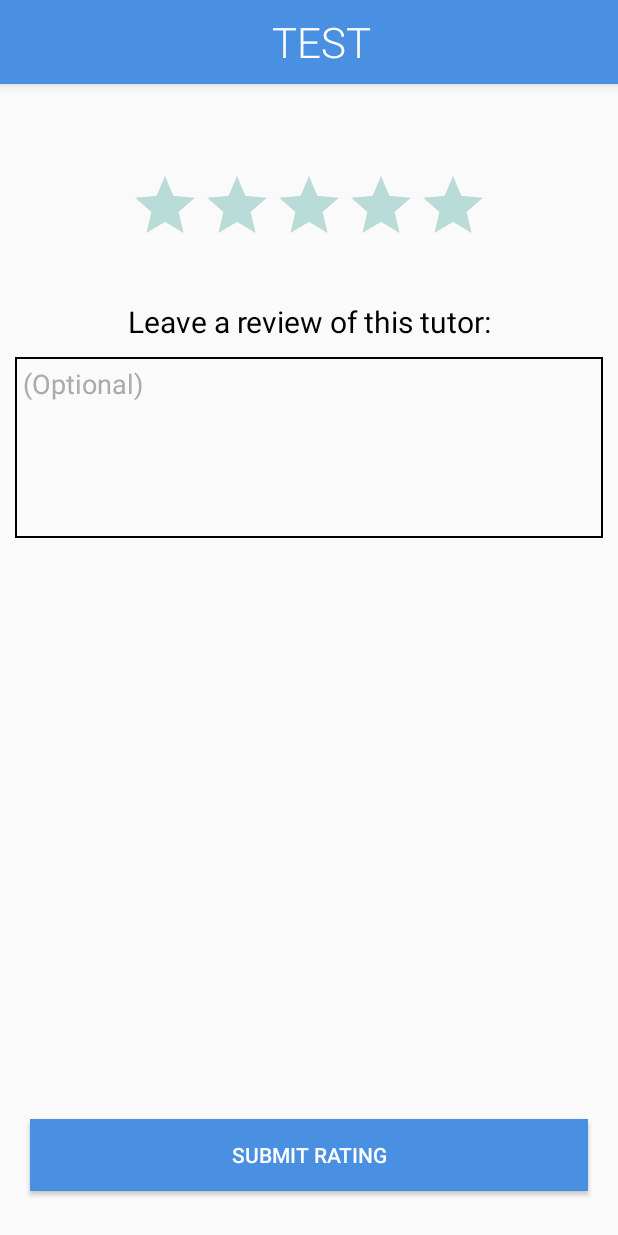
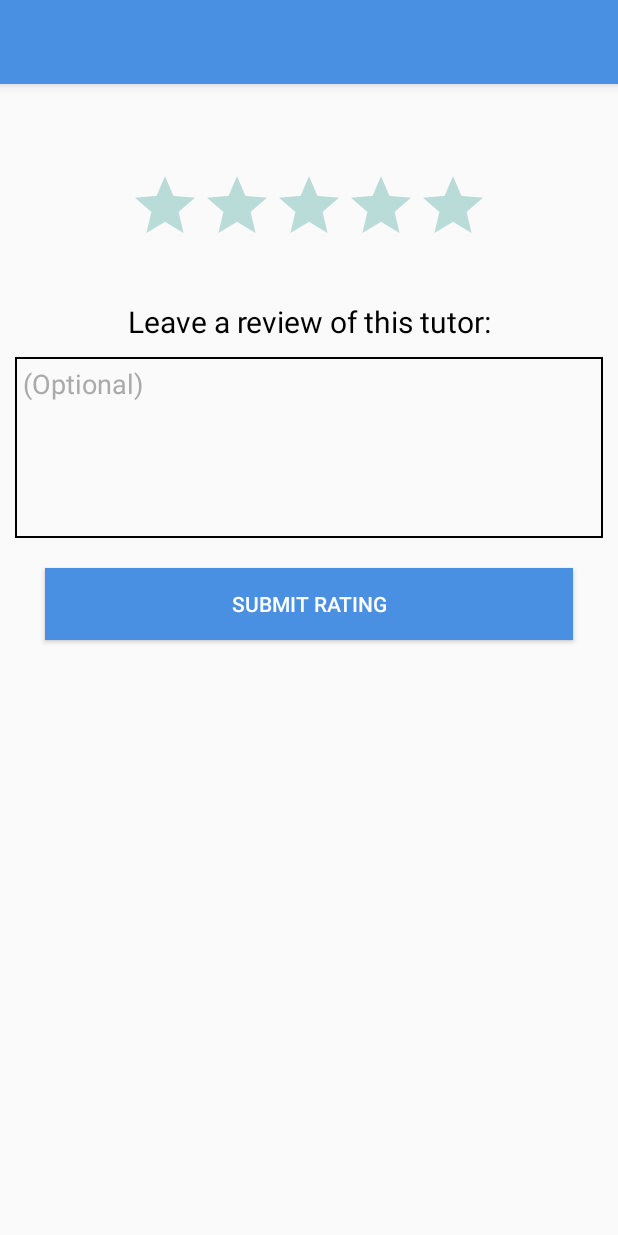
Before and after one commit to romrell4/tutorapp, an Android app: the layout activity_rate.xml on its own in the app's theme, with its tools: preview values and no code run, on a phone screen of 412 x 824 dp. Run offline under Robolectric (Android 15) with nearby library versions, the phone set to English and light mode, and no system bars.

Commit message:
Added scrollability on the review page

```diff
--- a/app/src/main/res/layout/activity_rate.xml
+++ b/app/src/main/res/layout/activity_rate.xml
@@ -15,15 +15,19 @@
         <TextView
             android:id="@+id/toolbarText"
             style="@style/ToolBarText"
-            android:text="Test"
             />
 
     </android.support.v7.widget.Toolbar>
 
+    <ScrollView
+        android:layout_width="match_parent"
+        android:layout_height="wrap_content"
+        android:layout_below="@+id/toolbar"
+        >
+
         <LinearLayout
             android:layout_width="match_parent"
             android:layout_height="wrap_content"
-        android:layout_below="@+id/toolbar"
             android:layout_marginTop="20dp"
             android:padding="10dp"
             android:orientation="vertical"
@@ -68,14 +72,16 @@
                 android:background="@drawable/edit_text_bordered"
                 android:padding="5dp"
                 />
-    </LinearLayout>
 
             <Button
                 android:id="@+id/submitButton"
-        style="@style/BottomButton"
-        android:layout_centerHorizontal="true"
-        android:layout_alignParentBottom="true"
+                android:layout_width="match_parent"
+                android:layout_height="wrap_content"
+                android:layout_margin="20dp"
+                android:background="@color/colorPrimary"
                 android:text="@string/submitRatingText"
+                android:textColor="@color/white"
                 />
-
+        </LinearLayout>
+    </ScrollView>
 </RelativeLayout>
```
Also changed, not shown: app/src/main/res/layout/activity_student_search.xml (+14 -10 lines). Lines whose indentation alone changed are shown as unchanged.
